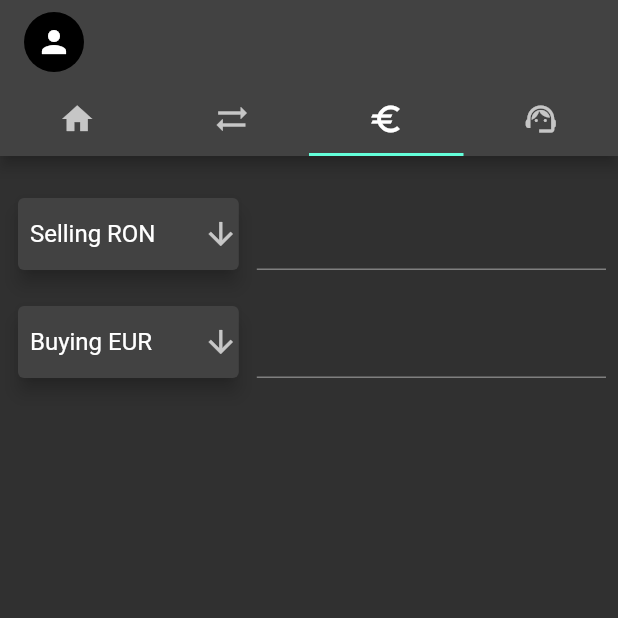
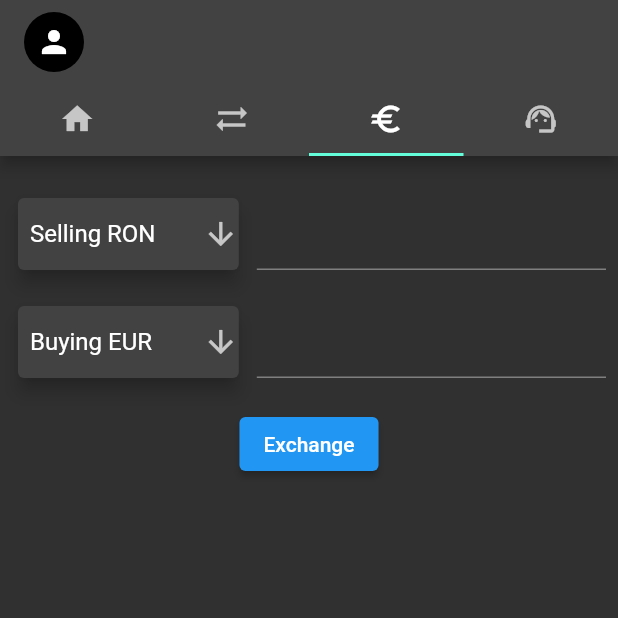
Before and after one commit to bogpie/online_banking_pini, a Flutter app: the screen it shows once a user with an empty profile is signed in, tab 3 chosen, on a phone screen of 412 x 824 dp, the top half of it. Run offline on Flutter 3.47's test engine with Material 2 defaults, Android fonts, the light colour scheme and no system bars; our stand-ins replace firebase_auth, firebase_core, firebase_database; accounts and stored records are empty.

Commit message:
Improved conversion logic, added exchange button

```diff
--- a/lib/pages/exchange_page.dart
+++ b/lib/pages/exchange_page.dart
@@ -1,3 +1,4 @@
+import 'package:firebase_auth/firebase_auth.dart';
 import 'package:flutter/material.dart';
 
 class ExchangePage extends StatefulWidget {
@@ -7,22 +8,32 @@ class ExchangePage extends StatefulWidget {
   State<ExchangePage> createState() => _ExchangePageState();
 }
 
+class Exchange {
+  String sell = '';
+  String buy = '';
+}
+
 class _ExchangePageState extends State<ExchangePage> {
   String sellCurrency = "RON";
   double sellValue = 0;
   String buyCurrency = "EUR";
   double buyValue = 0;
-  Map<Map<String, String>, double> conversionMap = {
-    {"RON": "EUR"}: 0.20,
-    {"RON": "USD"}: 0.22,
-    {"EUR": "USD"}: 1.07,
-    {"EUR": "RON"}: 4.94,
-    {"USD": "RON"}: 4.62,
-    {"USD": "EUR"}: 0.93,
-    {"RON": "RON"}: 1,
-    {"EUR": "EUR"}: 1,
-    {"USD": "USD"}: 1
+  final FirebaseAuth _auth = FirebaseAuth.instance;
+
+  Map<String, double> conversionMap = {
+    "RON-EUR": 0.20,
+    "RON-USD": 0.22,
+    "EUR-USD": 1.07,
+    "EUR-RON": 4.94,
+    "USD-RON": 4.62,
+    "USD-EUR": 0.93,
+    "RON-RON": 1,
+    "EUR-EUR": 1,
+    "USD-USD": 1
   };
+
+  final sellController = TextEditingController();
+  final buyController = TextEditingController();
 
   @override
   Widget build(BuildContext context) {
@@ -49,6 +60,12 @@ class _ExchangePageState extends State<ExchangePage> {
                         setState(
                           () {
                             sellCurrency = newValue!;
+                            String sellBuy = sellCurrency + '-' + buyCurrency;
+                            double modifier = conversionMap[sellBuy] ?? 1.0;
+                            buyController.text =
+                                ((double.tryParse(sellController.text) ?? 0) *
+                                        modifier)
+                                    .toStringAsFixed(2);
                           },
                         );
                       },
@@ -71,10 +88,18 @@ class _ExchangePageState extends State<ExchangePage> {
               const SizedBox(
                 width: 8,
               ),
-              const Expanded(
+              Expanded(
                 flex: 3,
                 child: TextField(
                   keyboardType: TextInputType.number,
+                  controller: sellController,
+                  onChanged: (String value) {
+                    String sellBuy = sellCurrency + '-' + buyCurrency;
+                    double modifier = conversionMap[sellBuy] ?? 1.0;
+                    buyController.text =
+                        ((double.tryParse(value) ?? 0) * modifier)
+                            .toStringAsFixed(2);
+                  },
                 ),
               ),
             ],
@@ -96,6 +121,12 @@ class _ExchangePageState extends State<ExchangePage> {
                         setState(
                           () {
                             buyCurrency = newValue!;
+                            String buySell = buyCurrency + '-' + sellCurrency;
+                            double modifier = conversionMap[buySell] ?? 1.0;
+                            sellController.text =
+                                ((double.tryParse(buyController.text) ?? 0) *
+                                        modifier)
+                                    .toStringAsFixed(2);
                           },
                         );
                       },
@@ -118,16 +149,61 @@ class _ExchangePageState extends State<ExchangePage> {
               const SizedBox(
                 width: 8,
               ),
-              const Expanded(
+              Expanded(
                 flex: 3,
                 child: TextField(
                   keyboardType: TextInputType.number,
+                  controller: buyController,
+                  onChanged: (value) {
+                    String buySell = buyCurrency + '-' + sellCurrency;
+                    double modifier = conversionMap[buySell] ?? 1.0;
+                    sellController.text =
+                        ((double.tryParse(value) ?? 0) * modifier)
+                            .toStringAsFixed(2);
+                  },
                 ),
               ),
             ],
+          ),
+          const SizedBox(
+            height: 16,
+          ),
+          ElevatedButton(
+            onPressed: () {
+              if (sellCurrency == buyCurrency) {
+                showDialog<String>(
+                  context: context,
+                  builder: (BuildContext context) => AlertDialog(
+                    title: const Text('Currencies are the same'),
+                    content: const Text('Choose a different currency'),
+                    actions: <Widget>[
+                      TextButton(
+                        onPressed: () => Navigator.pop(context, 'Cancel'),
+                        child: const Text('Cancel'),
+                      ),
+                      TextButton(
+                        onPressed: () => Navigator.pop(context, 'OK'),
+                        child: const Text('OK'),
+                      ),
+                    ],
+                  ),
+                );
+              }
+              else {
+
+              }
+            },
+            child: const Text('Exchange'),
           )
         ],
       ),
     );
   }
+
+  @override
+  void dispose() {
+    buyController.dispose();
+    sellController.dispose();
+    super.dispose();
+  }
 }
--- a/lib/pages/home_page.dart
+++ b/lib/pages/home_page.dart
@@ -2,7 +2,6 @@ import 'dart:convert';
 
 import 'package:firebase_auth/firebase_auth.dart';
 import 'package:firebase_database/firebase_database.dart';
-import 'package:flutter/cupertino.dart';
 import 'package:flutter/material.dart';
 import 'package:online_banking_pini/pages/exchange_page.dart';
 
@@ -20,7 +19,7 @@ class _HomePageState extends State<HomePage> {
   }
 
   final FirebaseAuth _auth = FirebaseAuth.instance;
-  Map map = {};
+  Map data = {};
 
   @override
   Widget build(BuildContext context) {
@@ -61,7 +60,7 @@ class _HomePageState extends State<HomePage> {
         body: TabBarView(
           children: [
             FutureBuilder(
-              future: getUserMap().then((result) => map = result),
+              future: getUserMap().then((result) => data = result),
               builder: (context, snapshot) {
                 if (!snapshot.hasData) {
                   return const Center(child: CircularProgressIndicator());
@@ -73,15 +72,15 @@ class _HomePageState extends State<HomePage> {
                       children: [
                         Text(
                           'You have '
-                          '${map['currencies']['RON']} RON',
+                          '${data['currencies']['RON']} RON',
                           textScaleFactor: 2,
                         ),
                         Text(
-                          'You have ${map['currencies']['EUR']} EUR',
+                          'You have ${data['currencies']['EUR']} EUR',
                           textScaleFactor: 2,
                         ),
                         Text(
-                          'You have ${map['currencies']['USD']} USD',
+                          'You have ${data['currencies']['USD']} USD',
                           textScaleFactor: 2,
                         ),
                         const SizedBox(height: 16),
```
